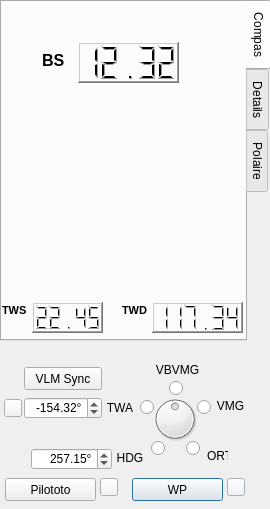
Qt form src/plugins/newVlmBoard/BoardVlmNew.ui (nohal/qtVlm) before a commit.
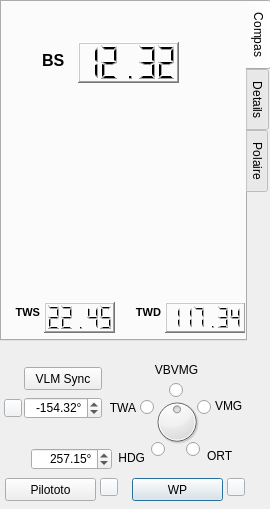
The same form after that commit. Custom widgets are drawn as their Qt base class.

Commit message: 344-beta2: some cosmetic adjustment for windows tablet

```diff
--- a/src/plugins/newVlmBoard/BoardVlmNew.ui
+++ b/src/plugins/newVlmBoard/BoardVlmNew.ui
@@ -111,7 +111,7 @@
     <widget class="QLCDNumber" name="lcd_TWS">
      <property name="geometry">
       <rect>
-       <x>30</x>
+       <x>42</x>
        <y>300</y>
        <width>71</width>
        <height>31</height>
@@ -130,10 +130,10 @@
     <widget class="QLabel" name="lab_TWS">
      <property name="geometry">
       <rect>
-       <x>0</x>
+       <x>-3</x>
        <y>300</y>
-       <width>31</width>
-       <height>16</height>
+       <width>41</width>
+       <height>21</height>
       </rect>
      </property>
      <property name="font">
@@ -146,13 +146,16 @@
      <property name="text">
       <string>TWS</string>
      </property>
+     <property name="alignment">
+      <set>Qt::AlignRight|Qt::AlignTrailing|Qt::AlignVCenter</set>
+     </property>
     </widget>
     <widget class="QLCDNumber" name="lcd_TWD">
      <property name="geometry">
       <rect>
-       <x>150</x>
+       <x>163</x>
        <y>300</y>
-       <width>91</width>
+       <width>81</width>
        <height>31</height>
       </rect>
      </property>
@@ -172,10 +175,10 @@
     <widget class="QLabel" name="lab_TWD">
      <property name="geometry">
       <rect>
-       <x>120</x>
+       <x>118</x>
        <y>300</y>
-       <width>31</width>
-       <height>16</height>
+       <width>41</width>
+       <height>21</height>
       </rect>
      </property>
      <property name="font">
@@ -188,6 +191,9 @@
      <property name="text">
       <string>TWD</string>
      </property>
+     <property name="alignment">
+      <set>Qt::AlignRight|Qt::AlignTrailing|Qt::AlignVCenter</set>
+     </property>
     </widget>
     <widget class="QLabel" name="lab_backTab1">
      <property name="geometry">
@@ -1104,24 +1110,30 @@
    <widget class="QLabel" name="lab_TWA">
     <property name="geometry">
      <rect>
-      <x>104</x>
+      <x>105</x>
       <y>60</y>
-      <width>32</width>
+      <width>31</width>
       <height>20</height>
      </rect>
     </property>
+    <property name="sizePolicy">
+     <sizepolicy hsizetype="MinimumExpanding" vsizetype="Preferred">
+      <horstretch>0</horstretch>
+      <verstretch>0</verstretch>
+     </sizepolicy>
+    </property>
     <property name="text">
      <string>TWA</string>
     </property>
     <property name="alignment">
-     <set>Qt::AlignCenter</set>
+     <set>Qt::AlignRight|Qt::AlignTrailing|Qt::AlignVCenter</set>
     </property>
    </widget>
    <widget class="QDial" name="dial">
     <property name="geometry">
      <rect>
-      <x>150</x>
-      <y>56</y>
+      <x>152</x>
+      <y>59</y>
       <width>50</width>
       <height>50</height>
      </rect>
@@ -1149,7 +1161,7 @@
     <property name="geometry">
      <rect>
       <x>169</x>
-      <y>42</y>
+      <y>44</y>
       <width>16</width>
       <height>17</height>
      </rect>
@@ -1161,24 +1173,30 @@
    <widget class="QLabel" name="lab_VMG">
     <property name="geometry">
      <rect>
-      <x>214</x>
+      <x>215</x>
       <y>60</y>
-      <width>33</width>
+      <width>41</width>
       <height>16</height>
      </rect>
     </property>
+    <property name="sizePolicy">
+     <sizepolicy hsizetype="MinimumExpanding" vsizetype="Preferred">
+      <horstretch>0</horstretch>
+      <verstretch>0</verstretch>
+     </sizepolicy>
+    </property>
     <property name="text">
      <string>VMG</string>
     </property>
     <property name="alignment">
-     <set>Qt::AlignCenter</set>
+     <set>Qt::AlignLeading|Qt::AlignLeft|Qt::AlignVCenter</set>
     </property>
    </widget>
    <widget class="QRadioButton" name="rd_ORTHO">
     <property name="geometry">
      <rect>
       <x>186</x>
-      <y>102</y>
+      <y>103</y>
       <width>16</width>
       <height>17</height>
      </rect>
@@ -1190,17 +1208,23 @@
    <widget class="QLabel" name="lab_HDG">
     <property name="geometry">
      <rect>
-      <x>116</x>
+      <x>114</x>
       <y>110</y>
-      <width>28</width>
+      <width>31</width>
       <height>20</height>
      </rect>
     </property>
+    <property name="sizePolicy">
+     <sizepolicy hsizetype="MinimumExpanding" vsizetype="Preferred">
+      <horstretch>0</horstretch>
+      <verstretch>0</verstretch>
+     </sizepolicy>
+    </property>
     <property name="text">
      <string>HDG</string>
     </property>
     <property name="alignment">
-     <set>Qt::AlignCenter</set>
+     <set>Qt::AlignRight|Qt::AlignTrailing|Qt::AlignVCenter</set>
     </property>
    </widget>
    <widget class="QRadioButton" name="rd_VMG">
@@ -1219,12 +1243,18 @@
    <widget class="QLabel" name="lab_VBVMG">
     <property name="geometry">
      <rect>
-      <x>147</x>
+      <x>146</x>
       <y>22</y>
       <width>61</width>
       <height>20</height>
      </rect>
     </property>
+    <property name="sizePolicy">
+     <sizepolicy hsizetype="MinimumExpanding" vsizetype="Preferred">
+      <horstretch>0</horstretch>
+      <verstretch>0</verstretch>
+     </sizepolicy>
+    </property>
     <property name="text">
      <string>VBVMG</string>
     </property>
@@ -1280,10 +1310,16 @@
      <rect>
       <x>207</x>
       <y>110</y>
-      <width>21</width>
+      <width>41</width>
       <height>16</height>
      </rect>
     </property>
+    <property name="sizePolicy">
+     <sizepolicy hsizetype="MinimumExpanding" vsizetype="Preferred">
+      <horstretch>0</horstretch>
+      <verstretch>0</verstretch>
+     </sizepolicy>
+    </property>
     <property name="text">
      <string>ORT</string>
     </property>
@@ -1295,7 +1331,7 @@
     <property name="geometry">
      <rect>
       <x>151</x>
-      <y>102</y>
+      <y>103</y>
       <width>16</width>
       <height>17</height>
      </rect>
```
The commit also changes 3 other files.
